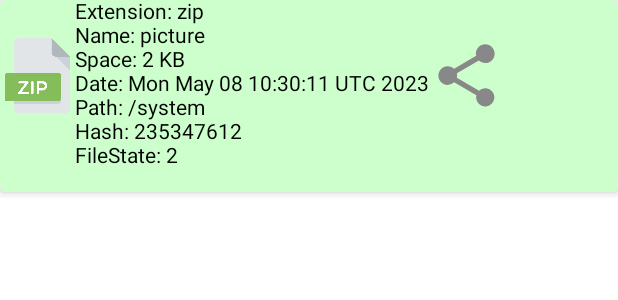
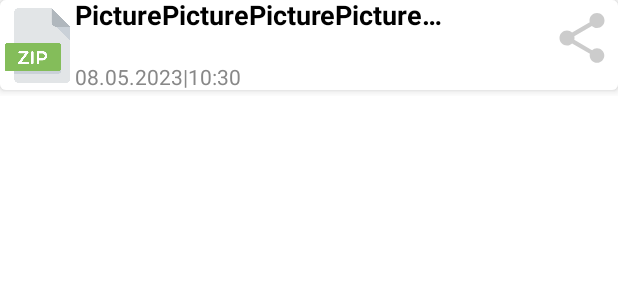
Before and after one commit to Guywash-Ka/FileManager, an Android app built with Jetpack Compose: the @Preview function FileCardPreview, on a phone screen of 412 x 824 dp. Shown: the top 300 px of the screen. Run offline under Robolectric (Android 15) with nearby library versions, the phone set to English and light mode, and no system bars.

Commit message:
Changed FileCard Style

```diff
--- a/app/src/main/java/com/internship/filemanager/ui/components/FileCard.kt
+++ b/app/src/main/java/com/internship/filemanager/ui/components/FileCard.kt
@@ -22,10 +22,13 @@ import androidx.compose.ui.Modifier
 import androidx.compose.ui.graphics.Color
 import androidx.compose.ui.platform.LocalContext
 import androidx.compose.ui.res.painterResource
+import androidx.compose.ui.text.*
 import androidx.compose.ui.text.font.FontWeight
+import androidx.compose.ui.text.style.LineHeightStyle
 import androidx.compose.ui.text.style.TextOverflow
 import androidx.compose.ui.tooling.preview.Preview
 import androidx.compose.ui.unit.dp
+import androidx.compose.ui.unit.sp
 import androidx.core.content.ContextCompat.startActivity
 import androidx.core.content.FileProvider
 import com.internship.filemanager.BuildConfig
@@ -35,11 +38,14 @@ import com.internship.filemanager.data.FileState
 import com.internship.filemanager.viewmodel.getCreationTime
 import kotlinx.coroutines.Dispatchers
 import java.io.File
+import java.text.DateFormat
+import java.text.DateFormat.getDateInstance
+import java.text.SimpleDateFormat
 import java.time.Instant
 import java.util.*
 
 
-@OptIn(ExperimentalMaterialApi::class)
+@OptIn(ExperimentalMaterialApi::class, ExperimentalTextApi::class)
 @Composable
 fun FileCard(
     modifier: Modifier = Modifier,
@@ -55,12 +61,6 @@ fun FileCard(
 ) {
     val context = LocalContext.current
     val popularExtensions = listOf("doc", "jpg", "mp3", "pdf", "png", "ppt", "txt", "xls", "xml", "zip")
-    val backColor = remember { mutableStateOf(fileState) }
-    val backgroundColor = when (backColor.value) {
-        FileState.NEW.value -> Color.Green.copy(alpha = 0.2f)
-        FileState.OLD.value -> Color.White
-        else -> Color.Gray.copy(alpha = 0.2f)
-    }
     Card(
         modifier = modifier
             .padding(bottom = 4.dp)
@@ -102,13 +102,14 @@ fun FileCard(
             }
         }
     ) {
-        Row(modifier = modifier.background(backgroundColor)) {
+        Row(modifier = modifier.fillMaxWidth(1f), horizontalArrangement = Arrangement.SpaceBetween) {
+            Row() {
                 if (!popularExtensions.contains(extension)) {
                     Box(
                         contentAlignment = Alignment.Center,
                         modifier = modifier
                             .width(50.dp)
-                        .height(100.dp)
+                            .height(60.dp)
                     ) {
                         Image(
                             painter = painterResource(selectIcon(extension)),
@@ -129,18 +130,20 @@ fun FileCard(
                         contentDescription = "File icon",
                         modifier = Modifier
                             .width(50.dp)
-                        .height(100.dp)
+                            .height(60.dp)
                     )
                 }
-            Text(text = "Extension: $extension\n" +
-                    "Name: $name\n" +
-                    "Space: ${ styleSpace(space) }\n" +
-                    "Date: $date\n" +
-                    "Path: $path\n" +
-                    "Hash: $hash\n" +
-                    "FileState: $fileState\n",
-                modifier = modifier
+                Column(modifier = modifier.height(60.dp).width(250.dp), verticalArrangement = Arrangement.SpaceBetween) {
+                    Text(
+                        text = name,
+                        fontWeight = FontWeight.Bold,
+                        fontSize = 18.sp,
+                        maxLines = 1,
+                        overflow = TextOverflow.Ellipsis
                     )
+                    Text(text = SimpleDateFormat("dd.MM.yyyy|hh:mm").format(date), color = Color.Gray)
+                }
+            }
             IconButton(onClick = {
                 val file = File(path)
                 try {
@@ -159,10 +162,10 @@ fun FileCard(
                     Icons.Default.Share,
                     "Share",
                     modifier = modifier
-                        .width(50.dp)
-                        .height(100.dp)
+                        .width(40.dp)
+                        .height(50.dp)
                         .align(Alignment.CenterVertically),
-                    tint = Color.Gray,
+                    tint = Color.LightGray,
                 )
             }
         }
@@ -175,7 +178,7 @@ fun FileCard(
 fun FileCardPreview() {
     FileCard(
         extension = "zip",
-        name = "picture",
+        name = "PicturePicturePicturePicturePicturePicturePicturePicture",
         space = 2200,
         date = Date(Instant.now().toEpochMilli()),
         path = "/system",
```
Lines whose indentation alone changed are shown as unchanged.
